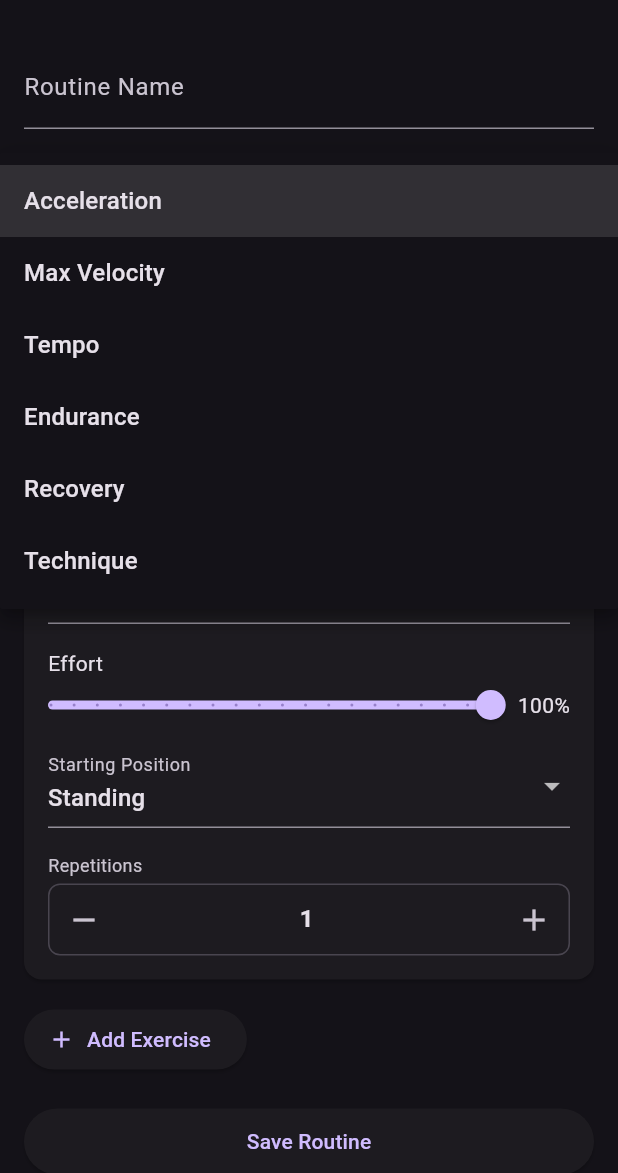
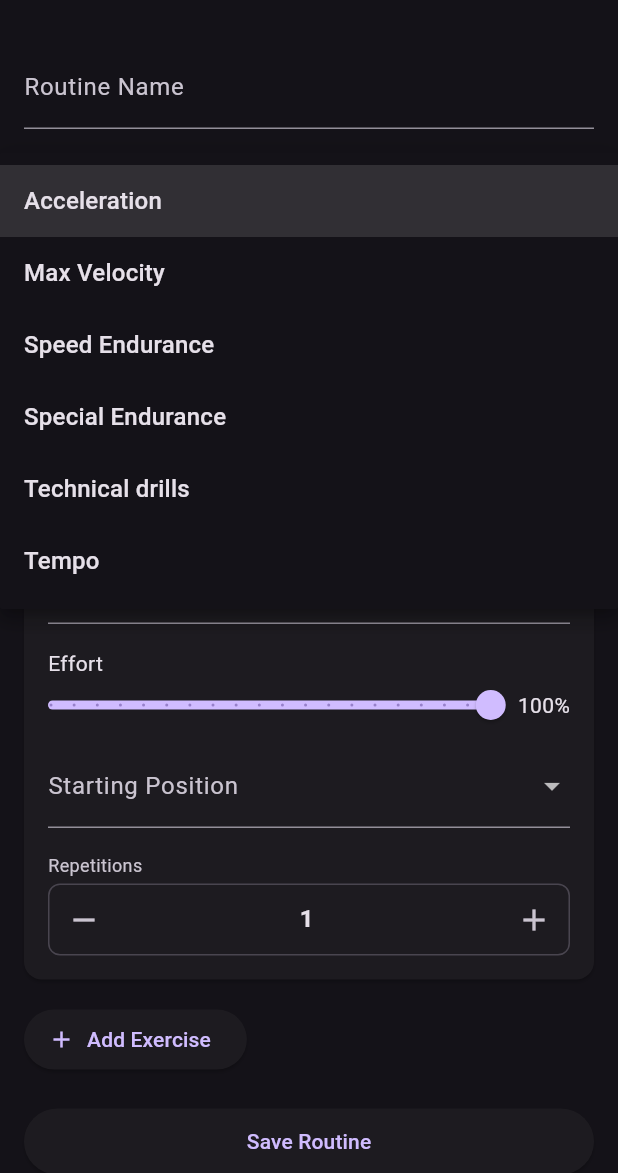
Before and after one commit to shareefhadid/traak, a Flutter app: the NewRoutineScreen screen opened by its route, after a tap on "Acceleration", on a phone screen of 412 x 824 dp, the part 63-1236 px from its top. Run offline on Flutter 3.47's test engine with Material 3 defaults, Android fonts, the phone set to English and light mode, and no system bars; our stand-ins replace go_router, isar; accounts and stored records are empty; generated files the repository leaves out were written again.

Commit message:
updated options

```diff
--- a/lib/features/track/new_routine_screen.dart
+++ b/lib/features/track/new_routine_screen.dart
@@ -27,19 +27,19 @@ class _NewRoutineScreenState extends State<NewRoutineScreen> {
   final List<String> _routineTypes = [
     'Acceleration',
     'Max Velocity',
+    'Speed Endurance',
+    'Special Endurance',
+    'Technical drills',
     'Tempo',
-    'Endurance',
-    'Recovery',
-    'Technique',
   ];
 
   final List<String> _startingPositions = [
-    'Standing',
-    'Block',
+    'Two-point',
     'Three-point',
     'Four-point',
-    'Seated',
-    'Lying',
+    'Block',
+    'Drop-in',
+    'Flying',
   ];
 
   @override
```
Also changed, not shown: 1 other file.
